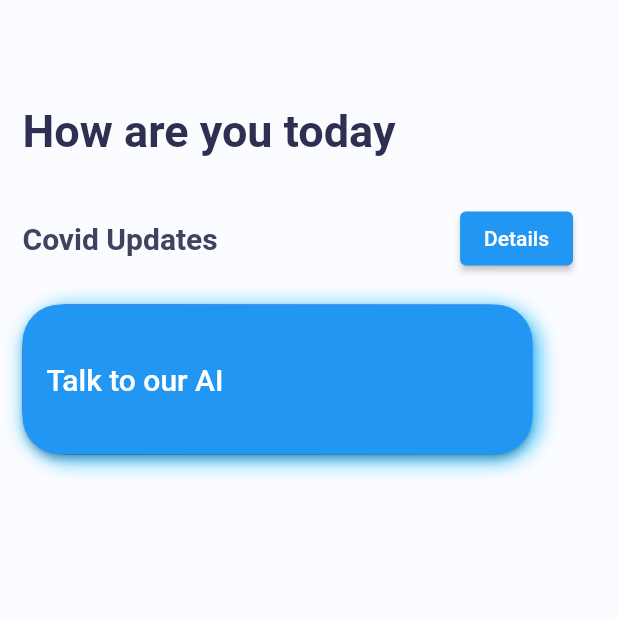
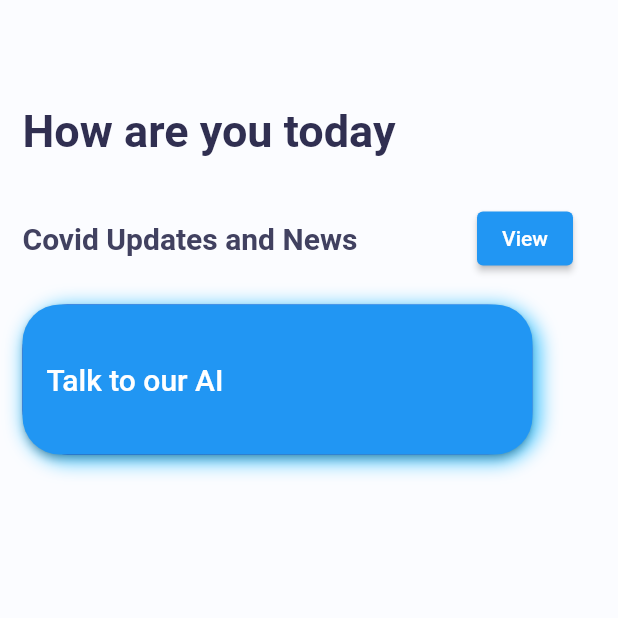
Before and after one commit to Sraghav63/doc_bot, a Flutter app: the screen it shows after launch, on a phone screen of 412 x 824 dp, the top half of it. Run offline on Flutter 3.47's test engine with Material 2 defaults, Android fonts, the phone set to English and light mode, and no system bars; our stand-ins replace get, webview_flutter.

Commit message:
big fixes and AI Intergration

```diff
--- a/lib/ai.dart
+++ b/lib/ai.dart
@@ -35,6 +35,7 @@ class _questionState extends State<question> {
               decoration: InputDecoration(
                 hintText: "Enter your question here",
                 labelText: "Enter your question here",
+
 
               ),
               controller: textController1,
--- a/lib/covid_Page.dart
+++ b/lib/covid_Page.dart
@@ -23,10 +23,6 @@ class _covidPageState extends State<covidPage> {
               onWebViewCreated: (WebViewController controller) {},
               javascriptMode: JavascriptMode.unrestricted,
           ))
-
-
-
-
       )
       );
   }
--- a/lib/home_page.dart
+++ b/lib/home_page.dart
@@ -39,7 +39,7 @@ class _HomePageState extends State<HomePage> {
             Row(
               children: [
                 Text(
-                  "Covid Updates",
+                  "Covid Updates and News",
                   style: TextStyle(
                       fontSize: 20,
                       color: color.AppColor.homePageSubtitle,
@@ -54,7 +54,7 @@ class _HomePageState extends State<HomePage> {
                     Navigator.push(context,
                         MaterialPageRoute(builder: (context) => covidPage()));
                   },
-                  child: Text('Details'),
+                  child: Text('View'),
                 )
               ],
             ),
```
